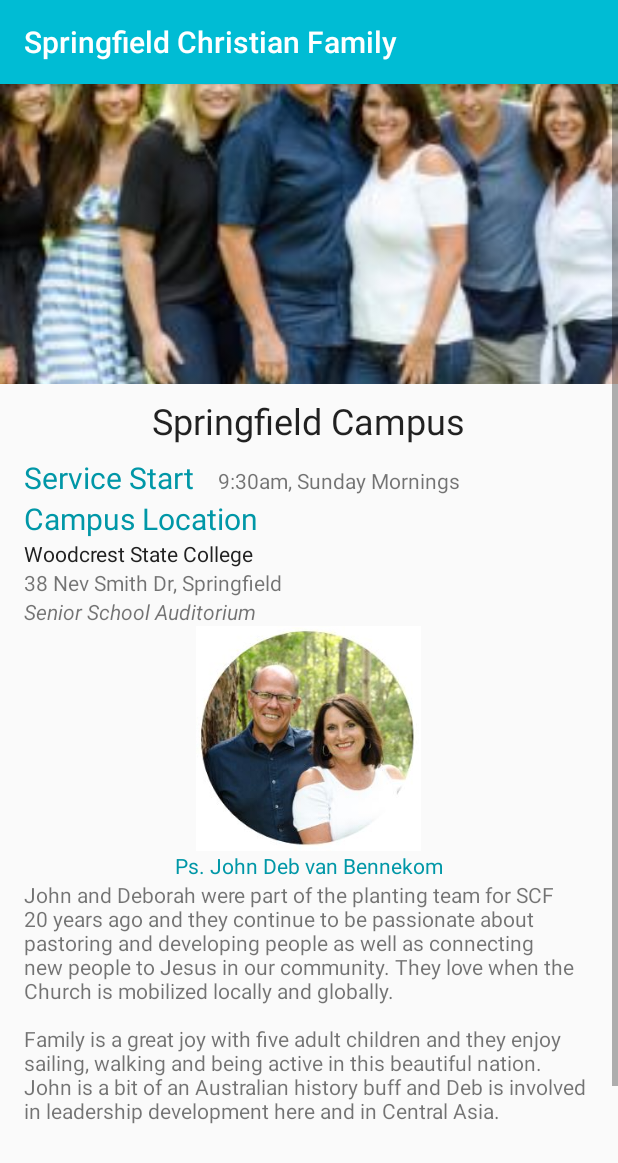
After one commit to anky21/SCF, an Android app: the LocationDetailActivity screen opened directly, with no data from a screen before it, on a phone screen of 412 x 824 dp. The commit adds this screen. Shown: the top 1163 px of the screen. Run offline under Robolectric (Android 15) with nearby library versions, the phone set to English and light mode, and no system bars.

Commit message:
feat: Create layout for LocationDetailFragment

```diff
--- a/app/build.gradle
+++ b/app/build.gradle
@@ -41,6 +41,8 @@ dependencies {
     testCompile 'junit:junit:4.12'
     compile 'com.facebook.stetho:stetho:1.4.2'
     compile 'com.jakewharton:butterknife:8.5.1'
+    compile 'com.android.support.constraint:constraint-layout:1.0.2'
+    compile 'com.android.support:support-v4:25.2.0'
     testCompile 'junit:junit:4.12'
     annotationProcessor 'com.jakewharton:butterknife-compiler:8.5.1'
 }
--- a/app/src/main/AndroidManifest.xml
+++ b/app/src/main/AndroidManifest.xml
@@ -17,10 +17,13 @@
             </intent-filter>
             <intent-filter>
                 <action android:name="android.intent.action.SENDTO" />
+
                 <data android:scheme="mailto" />
+
                 <category android:name="android.intent.category.DEFAULT" />
             </intent-filter>
         </activity>
+        <activity android:name=".LocationDetailActivity"></activity>
     </application>
 
 </manifest>
--- /dev/null
+++ b/app/src/main/java/me/anky/scf/LocationDetailActivity.java
@@ -0,0 +1,13 @@
+package me.anky.scf;
+
+import android.support.v7.app.AppCompatActivity;
+import android.os.Bundle;
+
+public class LocationDetailActivity extends AppCompatActivity {
+
+    @Override
+    protected void onCreate(Bundle savedInstanceState) {
+        super.onCreate(savedInstanceState);
+        setContentView(R.layout.activity_location_detail);
+    }
+}
--- /dev/null
+++ b/app/src/main/java/me/anky/scf/LocationDetailFragment.java
@@ -0,0 +1,30 @@
+package me.anky.scf;
+
+
+import android.os.Bundle;
+import android.support.v4.app.Fragment;
+import android.view.LayoutInflater;
+import android.view.View;
+import android.view.ViewGroup;
+
+
+/**
+ * A simple {@link Fragment} subclass.
+ */
+public class LocationDetailFragment extends Fragment {
+
+
+    public LocationDetailFragment() {
+        // Required empty public constructor
+    }
+
+
+    @Override
+    public View onCreateView(LayoutInflater inflater, ViewGroup container,
+                             Bundle savedInstanceState) {
+        // Inflate the layout for this fragment
+        View rootView = inflater.inflate(R.layout.fragment_location_detail, container, false);
+        return rootView;
+    }
+
+}
--- a/app/src/main/java/me/anky/scf/LocationsFragment.java
+++ b/app/src/main/java/me/anky/scf/LocationsFragment.java
@@ -1,11 +1,13 @@
 package me.anky.scf;
 
 
+import android.content.Intent;
 import android.os.Bundle;
 import android.support.v4.app.Fragment;
 import android.view.LayoutInflater;
 import android.view.View;
 import android.view.ViewGroup;
+import android.widget.AdapterView;
 import android.widget.GridView;
 
 import java.util.Arrays;
@@ -39,31 +41,38 @@ public class LocationsFragment extends Fragment {
                         "Springfield", "Senior School Auditorium", "Ps. John & Deb van Bennekom",
                         "Church Elders and Campus Pastors", "John and Deborah were part of the planting team for SCF 20 years ago and they continue to be passionate about pastoring and developing people as well as connecting new people to Jesus in our community. They love when the Church is mobilized locally and globally. \n" +
                         "Family is a great joy with five adult children and they enjoy sailing, walking and being active in this beautiful nation. John is a bit of an Australian history buff and Deb is involved in leadership development here and in Central Asia.",
-                        0, null, null, null, 0),
+                        R.drawable.pastor_bennekom, null, null, null, 0),
                 new MeetingLocation(R.drawable.augusta_campus, "Augusta Campus", "Ps. Mark & Aime’e Barnes and Ps. Phil Cutcliffe",
                         "9:30am, Sunday Mornings", "Augusta State School", "60-100 Brittains Rd, Augustine Heights", "Performance Hall", "Ps. Mark & Aime'e Barnes",
                         "Pastor", "Aime'e and Mark joined the Springfield Christian Family Team in 2008 and were appointed as Augusta Campus Pastors in 2013. Their passion is seeing people discover Gods love and the freedom that comes with knowing Jesus.\n" +
-                        "\n" +
-                        "Mark works full time as a finance broker with Loan Market Greater Springfield and Aime'e shares her time between the church, study and a dental practice in Oxley. They have two children, Savannah and Noah. The family enjoy stand up paddle boarding and the beach.",
-                        0, "Ps. Phil Cutcliffe", "Pastor", "Ps. Phil and his wife, Julianne, have been pioneering the campuses of Springfield Christian Family from it's foundation in May 1996. They are passionate about loving God, their family, the Church family and Greater Springfield Community. Phil serves as the Pioneer Pastor, Church Elder and Director of SCF's charity arm Westside Community Care. Julianne serves as a Church Elder and Counsellor. Phil and Julianne have 4 grown children also serving in God's family: Ashleigh, Rebekah, Nathan and Jennifer. Phil enjoys running, playing the trumpet and gathering people back to God. Julianne enjoys reading and keeping all the family relationships strong.\n" +
-                        "\n" + "Ps. Phil pastors across both Lakes and Augusta campuses.", 0),
+                        "\n" + "Mark works full time as a finance broker with Loan Market Greater Springfield and Aime'e shares her time between the church, study and a dental practice in Oxley. They have two children, Savannah and Noah. The family enjoy stand up paddle boarding and the beach.",
+                        R.drawable.pastor_ormsby, "Ps. Phil Cutcliffe", "Pastor", "Ps. Phil and his wife, Julianne, have been pioneering the campuses of Springfield Christian Family from it's foundation in May 1996. They are passionate about loving God, their family, the Church family and Greater Springfield Community. Phil serves as the Pioneer Pastor, Church Elder and Director of SCF's charity arm Westside Community Care. Julianne serves as a Church Elder and Counsellor. Phil and Julianne have 4 grown children also serving in God's family: Ashleigh, Rebekah, Nathan and Jennifer. Phil enjoys running, playing the trumpet and gathering people back to God. Julianne enjoys reading and keeping all the family relationships strong.\n" +
+                        "\n" + "Ps. Phil pastors across both Lakes and Augusta campuses.", R.drawable.pastor_cutcliffe),
                 new MeetingLocation(R.drawable.springfield_lakes_campus, "Springfield Lakes Campus", "Ps. Damon Ormsby and Ps. Phil Cutcliffe",
                         "9:00am, Sunday Mornings", "Level 2 - Springfield Tower", "145 Sinnathamby Blvd, Springfield Central", null, "Ps. Damon Ormsby",
                         "Pastor", "Having moved from New Zealand, Damon and his wife, Lena, joined the Springfield Christian Family Church in October 2009. In 2016 Damon resigned from his career as a Police Officer to Pastor the Lakes Campus full time. His passion is not only seeing people come to Christ, but growing in the freedom and fullness of life that He brings.\n" +
                         "\n" + "Damon and Lena have 5 children, Kee-Lin, Shaye, Kalea, Jeiel, Michal, and an English Bull Terrier named Zoey. They enjoy time away at the beach together as a family and share a musical interest.",
-                        0, "Ps. Phil Cutcliffe", "Pastor", "Ps. Phil and his wife, Julianne, have been pioneering the campuses of Springfield Christian Family from it's foundation in May 1996. They are passionate about loving God, their family, the Church family and Greater Springfield Community. Phil serves as the Pioneer Pastor, Church Elder and Director of SCF's charity arm Westside Community Care. Julianne serves as a Church Elder and Counsellor. Phil and Julianne have 4 grown children also serving in God's family: Ashleigh, Rebekah, Nathan and Jennifer. Phil enjoys running, playing the trumpet and gathering people back to God. Julianne enjoys reading and keeping all the family relationships strong.\n" +
-                        "\n" + "Ps. Phil pastors across both Lakes and Augusta campuses.", 0),
+                        R.drawable.pastor_barnes, "Ps. Phil Cutcliffe", "Pastor", "Ps. Phil and his wife, Julianne, have been pioneering the campuses of Springfield Christian Family from it's foundation in May 1996. They are passionate about loving God, their family, the Church family and Greater Springfield Community. Phil serves as the Pioneer Pastor, Church Elder and Director of SCF's charity arm Westside Community Care. Julianne serves as a Church Elder and Counsellor. Phil and Julianne have 4 grown children also serving in God's family: Ashleigh, Rebekah, Nathan and Jennifer. Phil enjoys running, playing the trumpet and gathering people back to God. Julianne enjoys reading and keeping all the family relationships strong.\n" +
+                        "\n" + "Ps. Phil pastors across both Lakes and Augusta campuses.", R.drawable.pastor_cutcliffe),
                 new MeetingLocation(R.drawable.springfield_central_campus, "Springfield Central Campus", "Ps. Stephen & Joanne Grosser",
                         "9:00am, Sunday Mornings", "Springfield Central State High School ", "90 Parkland Dr, Springfield Central", "Lecture Theatre", "Ps. Stephen & Joanne Grosser",
                         "Pastors", "After years of working in the business-world, Stephen and Joanne joined the team at Springfield Christian Family Church in January 2012. Their passion is delivering the message of God in creative ways and seeing people fulfill their God given potential.\n" +
                         "\n" + "Apart from spending time with their children: Immogen, Caeleb, Lauren and Matthew, Stephen enjoys tech gadgets and photography while Joanne loves hanging out with friends over a meal or catching a movie.",
-                        0, null, null, null, 0),
+                        R.drawable.pastor_grosser, null, null, null, 0),
         };
 
         LocationAdapter locationAdapter = new LocationAdapter(getContext(), Arrays.asList(meetingLocations));
 
         mLocationGridView.setAdapter(locationAdapter);
 
+        mLocationGridView.setOnItemClickListener(new AdapterView.OnItemClickListener() {
+            @Override
+            public void onItemClick(AdapterView<?> parent, View view, int position, long id) {
+                Intent intent = new Intent(getContext(), LocationDetailActivity.class);
+                startActivity(intent);
+            }
+        });
+
         return rootView;
     }
 
--- /dev/null
+++ b/app/src/main/res/layout/activity_location_detail.xml
@@ -0,0 +1,7 @@
+<?xml version="1.0" encoding="utf-8"?>
+<fragment xmlns:android="http://schemas.android.com/apk/res/android"
+    xmlns:tools="http://schemas.android.com/tools"
+    android:name="me.anky.scf.LocationDetailFragment"
+    android:layout_width="match_parent"
+    android:layout_height="match_parent"
+    tools:context="me.anky.scf.LocationDetailActivity"/>
--- a/app/src/main/res/layout/fragment_events.xml
+++ b/app/src/main/res/layout/fragment_events.xml
@@ -8,6 +8,6 @@
     <TextView
         android:layout_width="match_parent"
         android:layout_height="match_parent"
-        android:text="@string/hello_blank_fragment" />
+        android:text="hello" />
 
 </FrameLayout>
--- /dev/null
+++ b/app/src/main/res/layout/fragment_location_detail.xml
@@ -0,0 +1,118 @@
+<ScrollView xmlns:android="http://schemas.android.com/apk/res/android"
+    xmlns:tools="http://schemas.android.com/tools"
+    android:layout_width="match_parent"
+    android:layout_height="match_parent"
+    tools:context="me.anky.scf.LocationDetailFragment">
+
+    <LinearLayout
+        android:layout_width="match_parent"
+        android:layout_height="match_parent"
+        android:orientation="vertical">
+
+        <ImageView
+            android:id="@+id/pastor_family_IV"
+            android:layout_width="match_parent"
+            android:layout_height="200dp"
+            android:scaleType="centerCrop"
+            android:src="@drawable/springfield_campus" />
+
+        <TextView
+            android:id="@+id/campus_name_TV"
+            android:layout_width="wrap_content"
+            android:layout_height="wrap_content"
+            android:layout_gravity="center_horizontal"
+            android:paddingBottom="@dimen/margin_8dp"
+            android:paddingTop="@dimen/margin_8dp"
+            android:text="Springfield Campus"
+            android:textAppearance="@style/TextAppearance.AppCompat.Headline" />
+
+        <LinearLayout
+            android:layout_width="match_parent"
+            android:layout_height="wrap_content"
+            android:orientation="horizontal"
+            android:paddingEnd="@dimen/margin_16dp"
+            android:paddingLeft="@dimen/margin_16dp"
+            android:paddingRight="@dimen/margin_16dp"
+            android:paddingStart="@dimen/margin_16dp">
+
+            <TextView
+                android:layout_width="wrap_content"
+                android:layout_height="wrap_content"
+                android:text="@string/service_start"
+                android:textColor="@color/cyan_700"
+                android:textSize="20sp" />
+
+            <TextView
+                android:id="@+id/meeting_time_TV"
+                style="@style/LocationDetailTextView"
+                android:text="9:30am, Sunday Mornings" />
+        </LinearLayout>
+
+        <TextView
+            style="@style/LocationDetailTextView"
+            android:text="@string/campus_location"
+            android:textColor="@color/cyan_700"
+            android:textSize="20sp" />
+
+
+        <TextView
+            android:id="@+id/meeting_venue_TV"
+            style="@style/LocationDetailTextView"
+            android:textColor="@color/primary_text_color"
+            android:text="Woodcrest State College" />
+
+        <TextView
+            android:id="@+id/meeting_address_TV"
+            style="@style/LocationDetailTextView"
+            android:text="38 Nev Smith Dr, Springfield" />
+
+        <TextView
+            android:id="@+id/meeting_building_TV"
+            style="@style/LocationDetailTextView"
+            android:textStyle="italic"
+            android:text="Senior School Auditorium" />
+
+        <ImageView
+            android:id="@+id/pastor1_IV"
+            android:layout_width="150dp"
+            android:layout_height="150dp"
+            android:layout_gravity="center"
+            android:paddingTop="@dimen/margin_16dp"
+            android:paddingBottom="@dimen/margin_16dp"
+            android:scaleType="centerCrop"
+            android:src="@drawable/pastor_bennekom" />
+
+        <TextView
+            android:id="@+id/pastor1_name_TV"
+            style="@style/LocationDetailTextView"
+            android:layout_gravity="center"
+            android:textColor="@color/cyan_700"
+            android:text="Ps. John Deb van Bennekom" />
+
+        <TextView
+            android:id="@+id/pastor1_bg_tv"
+            style="@style/LocationDetailTextView"
+            android:text="John and Deborah were part of the planting team for SCF 20 years ago and they continue to be passionate about pastoring and developing people as well as connecting new people to Jesus in our community. They love when the Church is mobilized locally and globally. \n\nFamily is a great joy with five adult children and they enjoy sailing, walking and being active in this beautiful nation. John is a bit of an Australian history buff and Deb is involved in leadership development here and in Central Asia."/>
+
+        <ImageView
+            android:id="@+id/pastor2_IV"
+            android:layout_width="150dp"
+            android:layout_height="150dp"
+            android:layout_gravity="center"
+            android:paddingTop="@dimen/margin_16dp"
+            android:paddingBottom="@dimen/margin_16dp"
+            android:scaleType="centerCrop" />
+
+        <TextView
+            android:id="@+id/pastor2_name_TV"
+            style="@style/LocationDetailTextView"
+            android:layout_gravity="center"
+            android:textColor="@color/cyan_700" />
+
+        <TextView
+            android:id="@+id/pastor2_bg_tv"
+            style="@style/LocationDetailTextView" />
+
+    </LinearLayout>
+
+</ScrollView>
--- a/app/src/main/res/values/strings.xml
+++ b/app/src/main/res/values/strings.xml
@@ -1,7 +1,5 @@
 <resources>
     <string name="app_name">Springfield Christian Family</string>
-
-    <string name="hello_blank_fragment">Hello blank fragment</string>
 
     <!-- Titles for Main Screen tabs -->
     <string name="tab_events_title">Events</string>
@@ -21,4 +19,8 @@
     <string name="label_address">Address:</string>
     <string name="phone_number">(07) 3818 2915</string>
     <string name="label_phone">Phone:</string>
+
+    <!-- Location detail fragment -->
+    <string name="service_start">Service Start</string>
+    <string name="campus_location">Campus Location</string>
 </resources>
--- a/app/src/main/res/values/styles.xml
+++ b/app/src/main/res/values/styles.xml
@@ -30,4 +30,15 @@
         <item name="android:textAppearance">@style/Base.TextAppearance.AppCompat.Small</item>
     </style>
 
+    <!-- Location detail TextView -->
+    <style name="LocationDetailTextView">
+        <item name="android:layout_width">wrap_content</item>
+        <item name="android:layout_height">wrap_content</item>
+        <item name="android:paddingLeft">@dimen/margin_16dp</item>
+        <item name="android:paddingStart">@dimen/margin_16dp</item>
+        <item name="android:paddingRight">@dimen/margin_16dp</item>
+        <item name="android:paddingEnd">@dimen/margin_16dp</item>
+        <item name="android:textIsSelectable">true</item>
+    </style>
+
 </resources>
```
Also changed, not shown: app/src/main/res/drawable-nodpi/pastor_barnes.JPG (added), app/src/main/res/drawable-nodpi/pastor_bennekom.JPG (added), app/src/main/res/drawable-nodpi/pastor_cutcliffe.JPG (added), app/src/main/res/drawable-nodpi/pastor_grosser.JPG (added), app/src/main/res/drawable-nodpi/pastor_ormsby.JPG (added).
